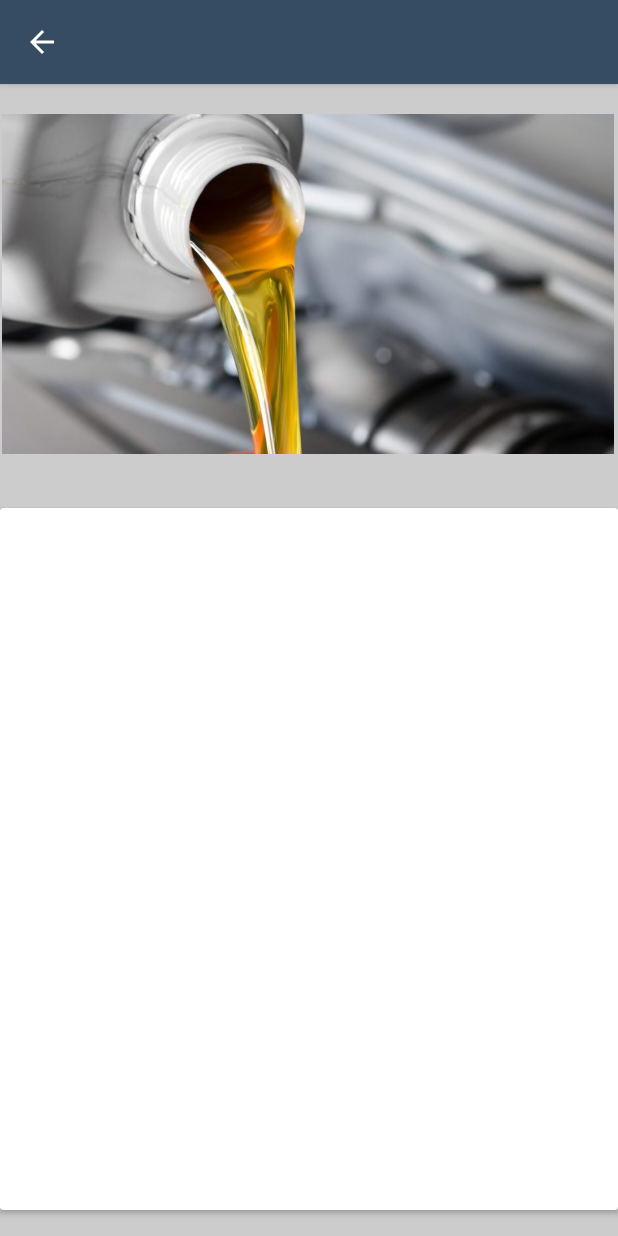
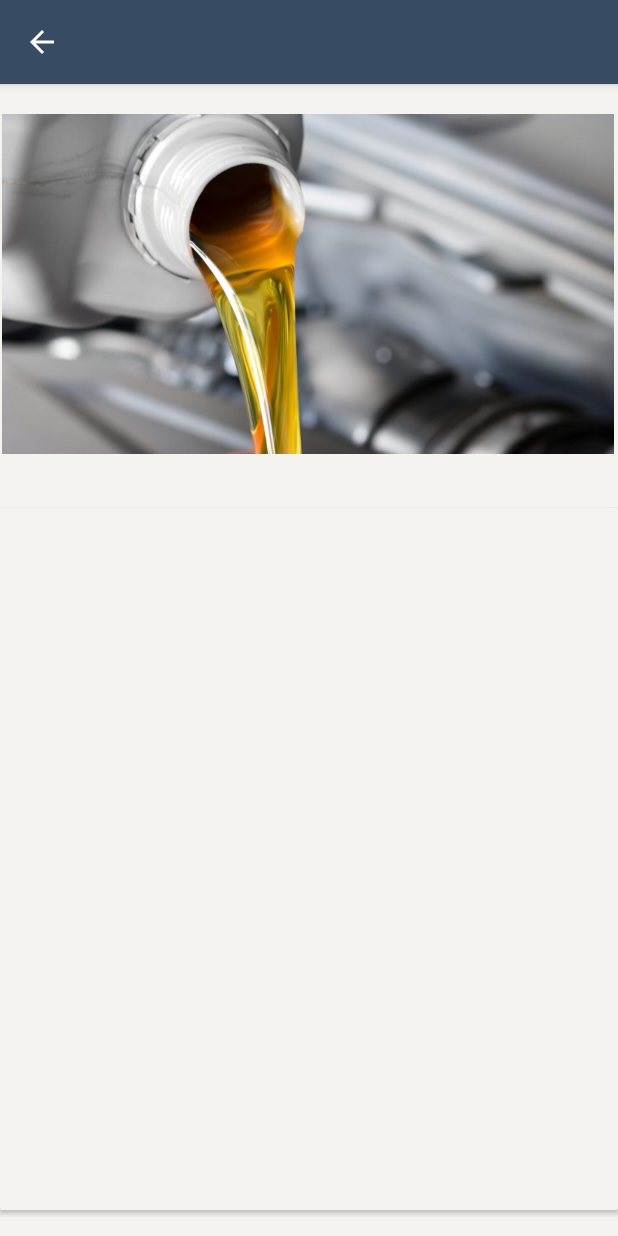
Before and after one commit to thaya1406/zeroil_app_dit, an Android app: the Details screen opened directly, with no data from a screen before it, on a phone screen of 412 x 824 dp. Run offline under Robolectric (Android 15) with nearby library versions, the light colour scheme and no system bars; Roboto replaces fonts that are not available here.

Commit message:
Learning Page Beautifications

```diff
--- a/app/src/main/res/layout/activity_details.xml
+++ b/app/src/main/res/layout/activity_details.xml
@@ -4,8 +4,9 @@
     xmlns:tools="http://schemas.android.com/tools"
     android:layout_width="match_parent"
     android:layout_height="match_parent"
-    tools:context=".ContentDetails"
-    android:background="#ccc">
+    tools:context=".Details"
+    android:background="#F4F3EF"
+    >
 
     <ImageView
         android:id="@+id/contentImage"
@@ -34,7 +35,9 @@
 
         <androidx.constraintlayout.widget.ConstraintLayout
             android:layout_width="match_parent"
-            android:layout_height="match_parent">
+            android:layout_height="match_parent"
+            android:background="#F4F3EF"
+            >
 
             <TextView
                 android:id="@+id/title_txt"
--- a/app/src/main/res/layout/custom_view.xml
+++ b/app/src/main/res/layout/custom_view.xml
@@ -4,7 +4,7 @@
     xmlns:tools="http://schemas.android.com/tools"
     android:layout_width="match_parent"
     android:layout_height="wrap_content"
-    android:background="#ccc"
+    android:background="#F4F3EF"
     android:padding="10dp">
 
     <androidx.cardview.widget.CardView
@@ -21,7 +21,9 @@
             android:id="@+id/mainLayout"
             android:layout_width="match_parent"
             android:layout_height="740dp"
-            android:padding="5dp">
+            android:padding="5dp"
+           >
+
 
             <ImageView
                 android:id="@+id/background"
```
